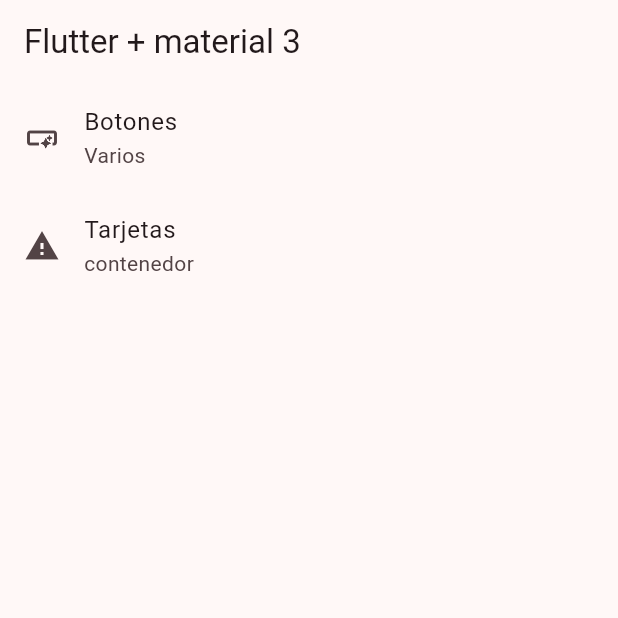
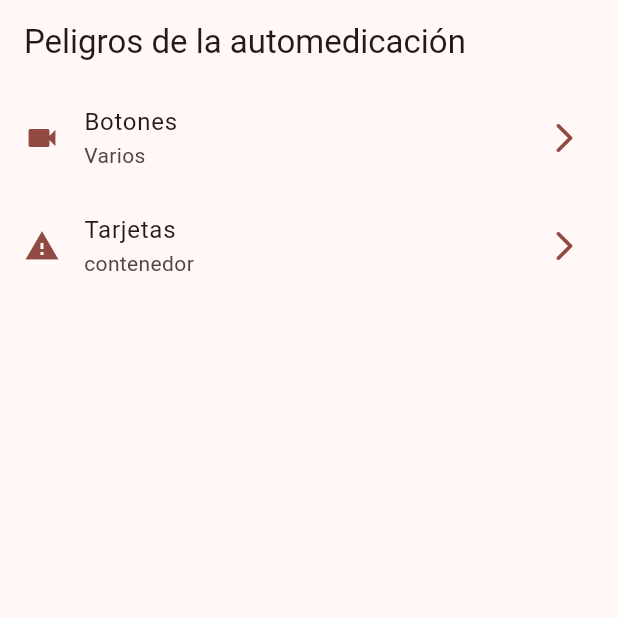
Before and after one commit to Error404Solutions/EpidemiApp, a Flutter app: the screen it shows after launch, on a phone screen of 412 x 824 dp, the top half of it. Run offline on Flutter 3.47's test engine with Material 3 defaults, Android fonts, the phone set to English and light mode, and no system bars.

Commit message:
home screen con botones

```diff
--- a/lib/auto/config/menu/menu_item.dart
+++ b/lib/auto/config/menu/menu_item.dart
@@ -19,7 +19,7 @@
       title: 'Botones',
       subTitle: 'Varios',
       link: '/buttons',
-      icon: Icons.smart_button_outlined
+      icon: Icons.videocam
     ),
 
     MenuItem(
--- a/lib/auto/presentation/screens/home/home_screen.dart
+++ b/lib/auto/presentation/screens/home/home_screen.dart
@@ -8,7 +8,7 @@
   Widget build(BuildContext context) {
     return Scaffold(
       appBar: AppBar(
-        title: const Text('Flutter + material 3'),
+        title: const Text('Peligros de la automedicación'),
       ),
       body: const _HomeView(),
     );
@@ -26,7 +26,6 @@
       itemBuilder: (context, index) {
         final menuItem = appMenuItems[index];
 
-
         return _CustomListTitle(menuItem: menuItem);
       },
     );
@@ -42,10 +41,16 @@
 
   @override
   Widget build(BuildContext context) {
+    final colors = Theme.of(context).colorScheme;
+
     return ListTile(
-      leading: Icon(menuItem.icon),
+      leading: Icon(menuItem.icon, color: colors.primary),
+      trailing: Icon(Icons.arrow_forward_ios_rounded, color: colors.primary ),
       title: Text(menuItem.title),
       subtitle: Text(menuItem.subTitle),
+      onTap: () {
+        //TODO: navegar
+      } ,
     );
   }
 }
--- a/lib/main.dart
+++ b/lib/main.dart
@@ -14,7 +14,7 @@
   Widget build(BuildContext context) {
     return MaterialApp(
       debugShowCheckedModeBanner: false,
-      theme: AppTheme(selectedColor: 8).getTheme(),
+      theme: AppTheme(selectedColor: 3).getTheme(),
       home: const HomeScreen()
     );
   }
```
